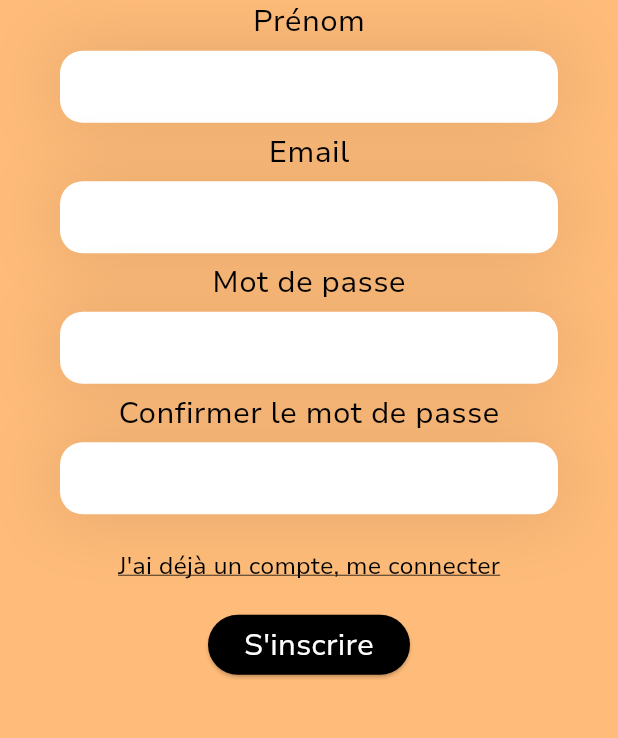
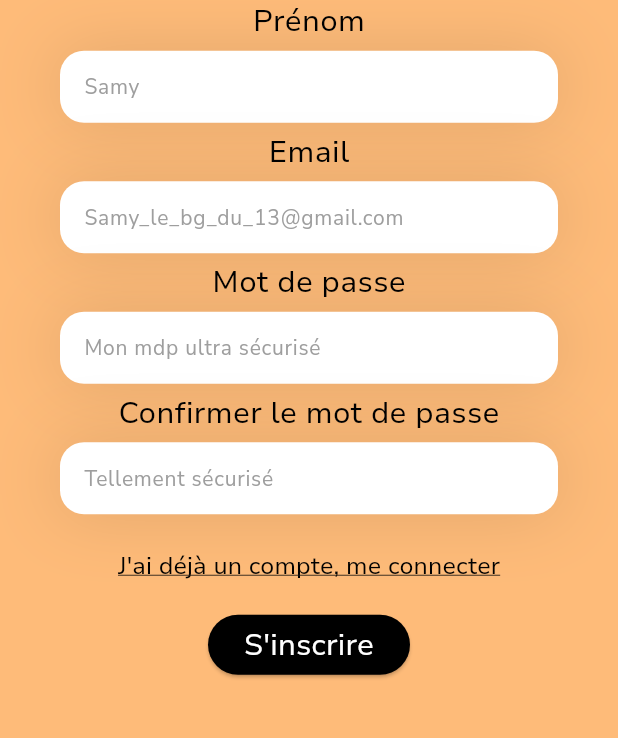
Before and after one commit to assanediouf18/Cupcare, a Flutter app: the screen it shows after launch, after a tap on "Je n'ai pas de compte, m'inscrire", on a phone screen of 412 x 824 dp, the part 466-1204 px from its top. Run offline on Flutter 3.47's test engine with Material 3 defaults, Android fonts, the phone set to English and light mode, and no system bars; our stand-ins replace firebase_auth, firebase_core, google_fonts; accounts and stored records are empty.

Commit message:
AuthenticationForm component added in the login and register pages

```diff
--- a/lib/Components/authentication_form.dart
+++ b/lib/Components/authentication_form.dart
@@ -1,8 +1,10 @@
 import 'package:cupcare/Screns/login.dart';
+import 'package:cupcare/Screns/register.dart';
 import 'package:flutter/material.dart';
 
 class AuthenticationForm extends StatefulWidget {
-  const AuthenticationForm({super.key});
+  final bool showRegisterForm;
+  const AuthenticationForm({super.key, required this.showRegisterForm});
 
   @override
   State<AuthenticationForm> createState() => _AuthenticationFormState();
@@ -14,90 +16,48 @@ class _AuthenticationFormState extends State<AuthenticationForm> {
     return _buildForm(context);
   }
 
-  Container _formField(String hintText) {
-    return Container(
-      margin: EdgeInsets.only(left: 40, right: 40),
-      decoration: BoxDecoration(boxShadow: [
-        BoxShadow(
-          color: Colors.black.withOpacity(0.11),
-          blurRadius: 40,
-          spreadRadius: 0.0,
-        )
-      ]),
-      child: TextField(
-        decoration: InputDecoration(
-            filled: true,
-            fillColor: Colors.white,
-            contentPadding: EdgeInsets.all(5),
-            hintText: hintText,
-            hintStyle: TextStyle(
-              color: Colors.grey,
-              fontSize: 14,
-            ),
-            border: OutlineInputBorder(
-              borderRadius: BorderRadius.circular(15),
-              borderSide: BorderSide.none,
-            )),
-      ),
-    );
-  }
-
   Form _buildForm(BuildContext context) {
+    bool showRegisterForm = widget.showRegisterForm;
     return Form(
       child: Column(
         children: [
-          Text(
-            'Prénom',
-            style: TextStyle(
-                fontSize: 20,
-                fontWeight: FontWeight.w400,
-                fontFamily: 'NunitoSans',
-                color: Colors.black),
+          showRegisterForm
+              ? CupCareFormField(
+                  label: "Prénom",
+                  hintText: "Samy",
+                )
+              : Container(),
+          SizedBox(height: 5),
+          CupCareFormField(
+            label: "Email",
+            hintText: "Samy_le_bg_du_13@gmail.com",
           ),
           SizedBox(height: 5),
-          _formField(""),
-          SizedBox(height: 5),
-          Text(
-            'Email',
-            style: TextStyle(
-                fontSize: 20,
-                fontWeight: FontWeight.w400,
-                fontFamily: 'NunitoSans',
-                color: Colors.black),
+          CupCareFormField(
+            label: "Mot de passe",
+            hintText: "Mon mdp ultra sécurisé",
           ),
-          SizedBox(height: 5),
-          _formField(""),
-          SizedBox(height: 5),
-          Text(
-            'Mot de passe',
-            style: TextStyle(
-                fontSize: 20,
-                fontWeight: FontWeight.w400,
-                fontFamily: 'NunitoSans',
-                color: Colors.black),
-          ),
-          SizedBox(height: 5),
-          _formField(""),
-          SizedBox(height: 5),
-          Text(
-            'Confirmer le mot de passe',
-            style: TextStyle(
-                fontSize: 20,
-                fontWeight: FontWeight.w400,
-                fontFamily: 'NunitoSans',
-                color: Colors.black),
-          ),
-          SizedBox(height: 5),
-          _formField(""),
+          showRegisterForm ? SizedBox(height: 5) : SizedBox(),
+          showRegisterForm
+              ? CupCareFormField(
+                  label: "Confirmer le mot de passe",
+                  hintText: "Tellement sécurisé",
+                )
+              : Container(),
           SizedBox(height: 10),
           TextButton(
               onPressed: () {
                 Navigator.push(
                   context,
-                  MaterialPageRoute(builder: (context) => Login()),
+                  MaterialPageRoute(
+                      builder: (context) =>
+                          showRegisterForm ? Login() : Register()),
                 );
               },
-              child: Text("J'ai déjà un compte, me connecter",
+              child: Text(
+                  showRegisterForm
+                      ? "J'ai déjà un compte, me connecter"
+                      : "Je n'ai pas de compte, m'inscrire",
                   style: TextStyle(
                       fontSize: 16,
                       fontFamily: 'NunitoSans',
@@ -109,7 +69,7 @@ class _AuthenticationFormState extends State<AuthenticationForm> {
             onPressed: () {},
             style: ElevatedButton.styleFrom(backgroundColor: Colors.black),
             child: Text(
-              "S'inscrire",
+              showRegisterForm ? "S'inscrire" : "Se connecter",
               style: TextStyle(
                   color: Colors.white, fontFamily: 'NunitoSans', fontSize: 20),
             ),
@@ -119,3 +79,55 @@ class _AuthenticationFormState extends State<AuthenticationForm> {
     );
   }
 }
+
+class CupCareFormField extends StatelessWidget {
+  final String label;
+  final String hintText;
+  CupCareFormField({super.key, required this.label, this.hintText = ""});
+
+  @override
+  Widget build(BuildContext context) {
+    return Column(
+      children: [
+        Text(
+          label,
+          style: TextStyle(
+              fontSize: 20,
+              fontWeight: FontWeight.w400,
+              fontFamily: 'NunitoSans',
+              color: Colors.black),
+        ),
+        SizedBox(height: 5),
+        buildFormTextField(hintText)
+      ],
+    );
+  }
+}
+
+Container buildFormTextField(String hintText) {
+  return Container(
+    margin: EdgeInsets.only(left: 40, right: 40),
+    decoration: BoxDecoration(boxShadow: [
+      BoxShadow(
+        color: Colors.black.withOpacity(0.11),
+        blurRadius: 40,
+        spreadRadius: 0.0,
+      )
+    ]),
+    child: TextField(
+      decoration: InputDecoration(
+          filled: true,
+          fillColor: Colors.white,
+          contentPadding: EdgeInsets.all(12),
+          hintText: hintText,
+          hintStyle: TextStyle(
+            color: Colors.grey,
+            fontSize: 14,
+          ),
+          border: OutlineInputBorder(
+            borderRadius: BorderRadius.circular(16),
+            borderSide: BorderSide.none,
+          )),
+    ),
+  );
+}
--- a/lib/Screns/login.dart
+++ b/lib/Screns/login.dart
@@ -1,7 +1,6 @@
-import 'package:cupcare/Screns/home_screen.dart';
+import 'package:cupcare/Components/authentication_form.dart';
 import 'package:cupcare/color_schemes.g.dart';
 import 'package:flutter/material.dart';
-import 'package:cupcare/Screns/register.dart';
 
 class Login extends StatelessWidget {
   const Login({super.key});
@@ -16,90 +15,10 @@ class Login extends StatelessWidget {
           children: [
             Image.asset('assets/images/logo_CupCare.png'),
             SizedBox(height: 30),
-            Text(
-              'Email',
-              style: TextStyle(
-                  fontSize: 20,
-                  fontWeight: FontWeight.w400,
-                  fontFamily: 'NunitoSans',
-                  color: Colors.black),
-            ),
-            SizedBox(height: 20),
-            _searchField("Samy_le_bg_du_13@gmail.com"),
-            SizedBox(height: 20),
-            Text(
-              'Mot de passe',
-              style: TextStyle(
-                  fontSize: 20,
-                  fontWeight: FontWeight.w400,
-                  fontFamily: 'NunitoSans',
-                  color: Colors.black),
-            ),
-            SizedBox(height: 20),
-            _searchField("Mon mdp ultra sécurisé"),
-            SizedBox(height: 20),
-            TextButton(
-                onPressed: () {
-                  Navigator.push(
-                    context,
-                    MaterialPageRoute(builder: (context) => Register()),
-                  );
-                },
-                child: Text("Je n'ai pas de compte, m'inscrire",
-                    style: TextStyle(
-                        fontSize: 16,
-                        fontFamily: 'NunitoSans',
-                        fontWeight: FontWeight.w400,
-                        color: Colors.black,
-                        decoration: TextDecoration.underline))),
-            SizedBox(height: 10),
-            ElevatedButton(
-              onPressed: () {
-                Navigator.push(
-                  context,
-                  MaterialPageRoute(builder: (context) => HomeScreen()),
-                );
-              },
-              style: ElevatedButton.styleFrom(backgroundColor: Colors.black),
-              child: Text(
-                'Se connecter',
-                style: TextStyle(
-                    color: Colors.white,
-                    fontFamily: 'NunitoSans',
-                    fontSize: 20),
-              ),
-            ),
+            AuthenticationForm(showRegisterForm: false)
           ],
         ),
       ),
     );
   }
-
-  Container _searchField(var hintText) {
-    return Container(
-      margin: EdgeInsets.only(left: 40, right: 40),
-      decoration: BoxDecoration(boxShadow: [
-        BoxShadow(
-          color: Colors.black.withOpacity(0.11),
-          blurRadius: 40,
-          spreadRadius: 0.0,
-        )
-      ]),
-      child: TextField(
-        decoration: InputDecoration(
-            filled: true,
-            fillColor: Colors.white,
-            contentPadding: EdgeInsets.all(10),
-            hintText: hintText,
-            hintStyle: TextStyle(
-              color: Colors.grey,
-              fontSize: 14,
-            ),
-            border: OutlineInputBorder(
-              borderRadius: BorderRadius.circular(15),
-              borderSide: BorderSide.none,
-            )),
-      ),
-    );
-  }
 }
--- a/lib/Screns/register.dart
+++ b/lib/Screns/register.dart
@@ -1,6 +1,5 @@
 import 'package:cupcare/Components/authentication_form.dart';
 import 'package:cupcare/color_schemes.g.dart';
-import 'package:cupcare/Screns/login.dart';
 import 'package:flutter/material.dart';
 
 class Register extends StatelessWidget {
@@ -15,7 +14,9 @@ class Register extends StatelessWidget {
           mainAxisAlignment: MainAxisAlignment.center,
           children: [
             Image.asset('assets/images/logo_CupCare.png'),
-            AuthenticationForm()
+            AuthenticationForm(
+              showRegisterForm: true,
+            )
           ],
         ),
       ),
```
